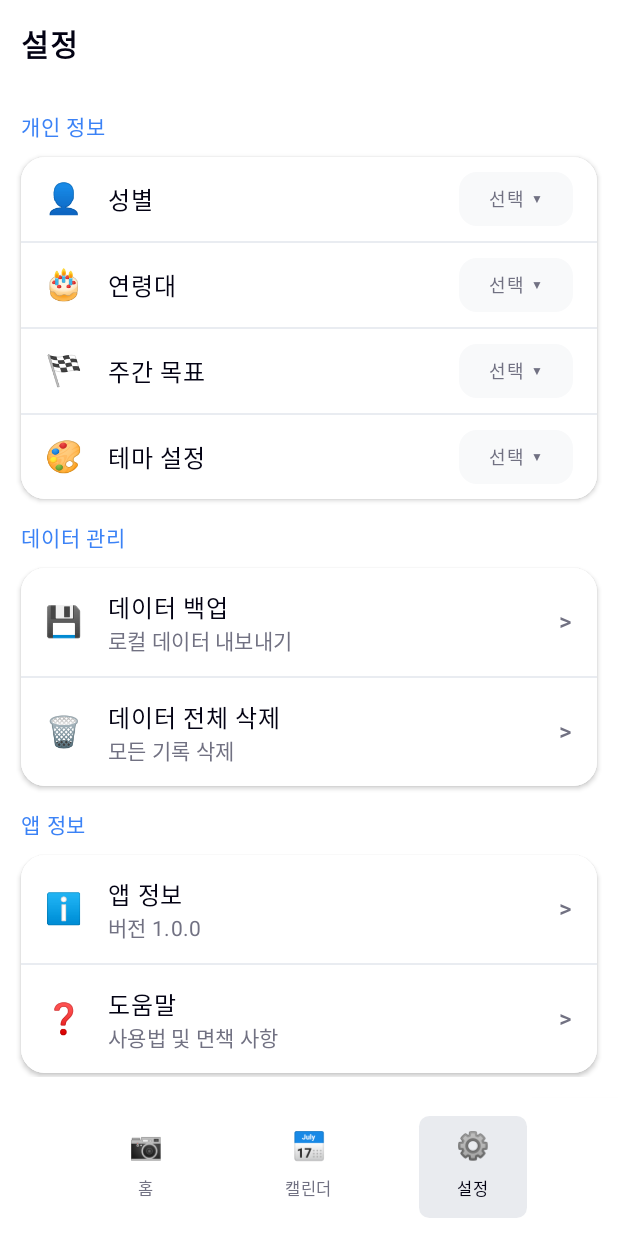
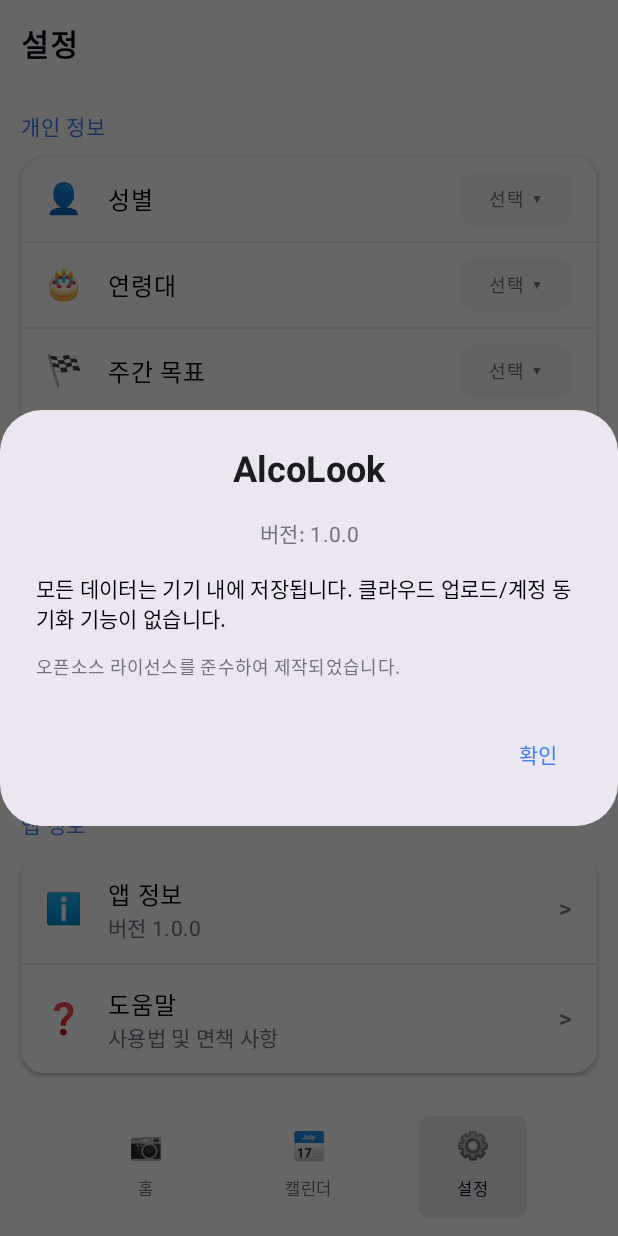
Before and after one commit to namd0ng/AmazonQDev, an Android app built with Jetpack Compose: the SettingsScreen screen opened through its navigation route, after a tap on "ℹ️", on a phone screen of 412 x 824 dp. Run offline under Robolectric (Android 15) with nearby library versions, the phone set to English and light mode, and no system bars.

Commit message:
[UPDATE] 설정탭 앱 정보 버튼 기능 활성화

```diff
--- a/app/src/main/java/com/example/amazonqdev/ui/settings/SettingsScreen.kt
+++ b/app/src/main/java/com/example/amazonqdev/ui/settings/SettingsScreen.kt
@@ -7,20 +7,25 @@ import androidx.compose.foundation.background
 import androidx.compose.foundation.clickable
 import androidx.compose.foundation.layout.*
 import androidx.compose.foundation.lazy.LazyColumn
+import androidx.compose.foundation.rememberScrollState
 import androidx.compose.foundation.shape.RoundedCornerShape
+import androidx.compose.foundation.verticalScroll
 import androidx.compose.material3.*
 import androidx.compose.runtime.*
+import androidx.compose.material3.ExperimentalMaterial3Api
 import androidx.compose.ui.Alignment
 import androidx.compose.ui.Modifier
 import androidx.compose.ui.graphics.Color
 import androidx.compose.ui.platform.LocalContext
 import androidx.compose.ui.text.font.FontWeight
+import androidx.compose.ui.text.style.TextAlign
 import androidx.compose.ui.unit.dp
 import androidx.compose.ui.unit.sp
 import com.example.amazonqdev.data.DataExportManager
 import com.example.amazonqdev.data.DataResetManager
 import kotlinx.coroutines.launch
 
+@OptIn(ExperimentalMaterial3Api::class)
 @Composable
 fun SettingsScreen() {
     var selectedGender by remember { mutableStateOf("") }
@@ -28,6 +33,8 @@ fun SettingsScreen() {
     var selectedGoal by remember { mutableStateOf("") }
     var selectedTheme by remember { mutableStateOf("") }
     var showDeleteDialog by remember { mutableStateOf(false) }
+    var showAppInfoDialog by remember { mutableStateOf(false) }
+    var showHelpSheet by remember { mutableStateOf(false) }
 
     val context = LocalContext.current
     val dataExportManager = remember { DataExportManager() }
@@ -133,14 +140,14 @@ fun SettingsScreen() {
                     icon = "ℹ️",
                     title = "앱 정보",
                     subtitle = "버전 1.0.0",
-                    onClick = { }
+                    onClick = { showAppInfoDialog = true }
                 )
                 Divider(color = Color(0xFFE9ECF1))
                 SettingsItem(
                     icon = "❓",
                     title = "도움말",
                     subtitle = "사용법 및 면책 사항",
-                    onClick = { }
+                    onClick = { showHelpSheet = true }
                 )
             }
         }
@@ -190,6 +197,118 @@ fun SettingsScreen() {
                     onClick = { showDeleteDialog = false }
                 ) {
                     Text("취소")
+                }
+            }
+        )
+    }
+
+    if (showAppInfoDialog) {
+        AlertDialog(
+            onDismissRequest = { showAppInfoDialog = false },
+            title = {
+                Text(
+                    text = "AlcoLook",
+                    fontWeight = FontWeight.Bold,
+                    textAlign = TextAlign.Center,
+                    modifier = Modifier.fillMaxWidth()
+                )
+            },
+            text = {
+                Column {
+                    Text(
+                        text = "버전: 1.0.0",
+                        fontSize = 14.sp,
+                        color = Color(0xFF717182),
+                        textAlign = TextAlign.Center,
+                        modifier = Modifier.fillMaxWidth()
+                    )
+                    Spacer(modifier = Modifier.height(16.dp))
+                    Text(
+                        text = "모든 데이터는 기기 내에 저장됩니다. 클라우드 업로드/계정 동기화 기능이 없습니다.",
+                        fontSize = 14.sp,
+                        color = Color(0xFF030213),
+                        lineHeight = 20.sp
+                    )
+                    Spacer(modifier = Modifier.height(12.dp))
+                    Text(
+                        text = "오픈소스 라이선스를 준수하여 제작되었습니다.",
+                        fontSize = 12.sp,
+                        color = Color(0xFF717182)
+                    )
+                }
+            },
+            confirmButton = {
+                TextButton(
+                    onClick = { showAppInfoDialog = false }
+                ) {
+                    Text("확인")
+                }
+            }
+        )
+    }
+
+    if (showHelpSheet) {
+        AlertDialog(
+            onDismissRequest = { showHelpSheet = false },
+            title = {
+                Text(
+                    text = "도움말 및 면책 사항",
+                    fontWeight = FontWeight.Bold
+                )
+            },
+            text = {
+                Column(
+                    modifier = Modifier
+                        .fillMaxWidth()
+                        .heightIn(max = 400.dp)
+                        .verticalScroll(rememberScrollState())
+                ) {
+                    Text(
+                        text = "사용 안내",
+                        fontSize = 14.sp,
+                        fontWeight = FontWeight.SemiBold,
+                        color = Color(0xFF3B82F6),
+                        modifier = Modifier.padding(bottom = 4.dp)
+                    )
+                    Text(
+                        text = "분석 결과는 참고 지표입니다.",
+                        fontSize = 12.sp,
+                        color = Color(0xFF030213),
+                        modifier = Modifier.padding(bottom = 12.dp)
+                    )
+
+                    Text(
+                        text = "법적 고지 및 면책",
+                        fontSize = 14.sp,
+                        fontWeight = FontWeight.SemiBold,
+                        color = Color(0xFF3B82F6),
+                        modifier = Modifier.padding(bottom = 4.dp)
+                    )
+
+                    val disclaimerText = """
+• 의료기기/진단 도구가 아닙니다
+• 혈중알코올농도 측정기를 대체하지 않습니다
+• 운전 가능 여부 판단에 절대 사용 금지
+• 결과는 환경에 따라 부정확할 수 있습니다
+• 온디바이스 동작, 서버 전송 없음
+• 응급상황 시 즉시 의료기관 이용
+
+데이터 관리: 설정 > 데이터 관리
+                    """.trimIndent()
+
+                    Text(
+                        text = disclaimerText,
+                        fontSize = 12.sp,
+                        color = Color(0xFF030213),
+                        lineHeight = 16.sp
+                    )
+                }
+            },
+            confirmButton = {
+                TextButton(
+                    onClick = { showHelpSheet = false }
+                ) {
+                    Text("확인")
                 }
             }
         )
```
